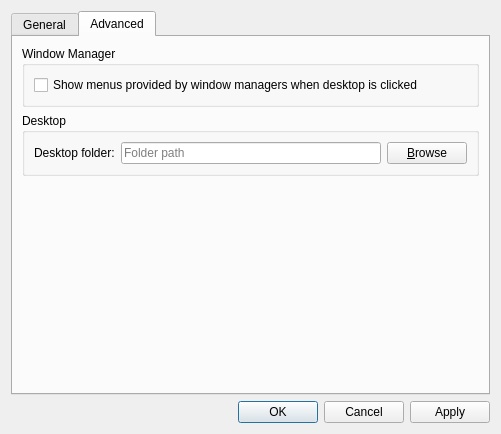
This is pcmanfm/desktop-preferences.ui in lxqt/pcmanfm-qt as Qt 5 draws it before an edit. The edited form follows.
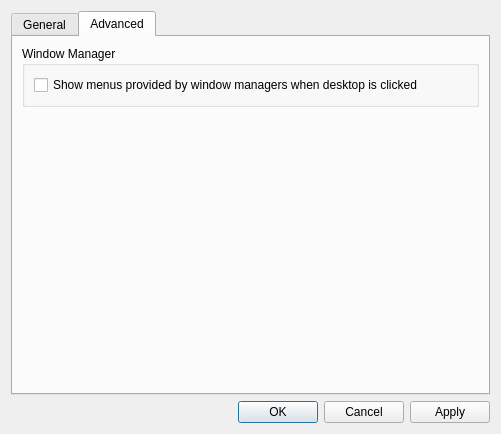
This is the edited form. The open tabs and pages were chosen to show the change. Custom widgets are drawn as their Qt base class.

Commit message:
desktop: Makes the Desktop Folder Edit functionality optional
LXQt has it's own User Locations editor. When LXQt is running we disable
our Desktop Folder editor and monitor the changes on the Desktop Folder.

The edit to the form file:
```diff
--- a/pcmanfm/desktop-preferences.ui
+++ b/pcmanfm/desktop-preferences.ui
@@ -236,42 +236,6 @@
          </layout>
         </widget>
        </item>
-       <item>
-        <widget class="QGroupBox" name="groupBox_3">
-         <property name="title">
-          <string>Desktop</string>
-         </property>
-         <layout class="QHBoxLayout" name="horizontalLayout_4">
-          <item>
-           <widget class="QLabel" name="label_7">
-            <property name="text">
-             <string>Desktop folder:</string>
-            </property>
-           </widget>
-          </item>
-          <item>
-           <widget class="QLineEdit" name="desktopFolder">
-            <property name="toolTip">
-             <string>Image file</string>
-            </property>
-            <property name="statusTip">
-             <string/>
-            </property>
-            <property name="placeholderText">
-             <string>Folder path</string>
-            </property>
-           </widget>
-          </item>
-          <item>
-           <widget class="QPushButton" name="browseDesktopFolder">
-            <property name="text">
-             <string>&amp;Browse</string>
-            </property>
-           </widget>
-          </item>
-         </layout>
-        </widget>
-       </item>
        <item>
         <spacer name="verticalSpacer">
          <property name="orientation">
```
Left out of the diff: 2 changed lines with no effect on the pictures. The commit also changes 6 other files.
